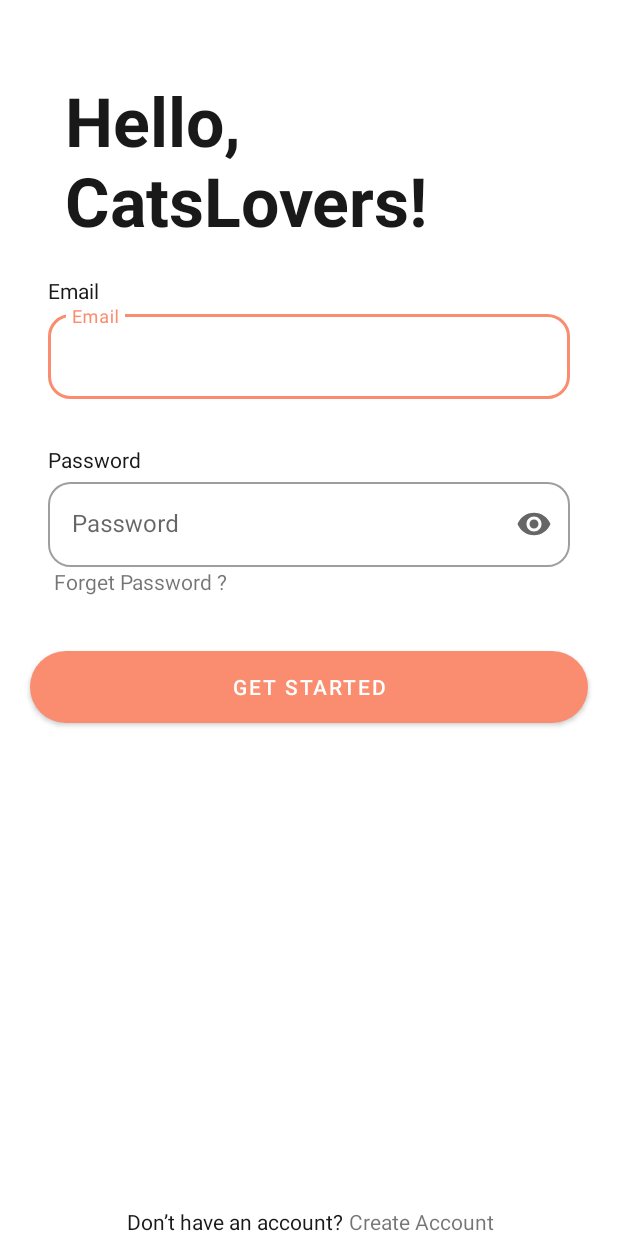
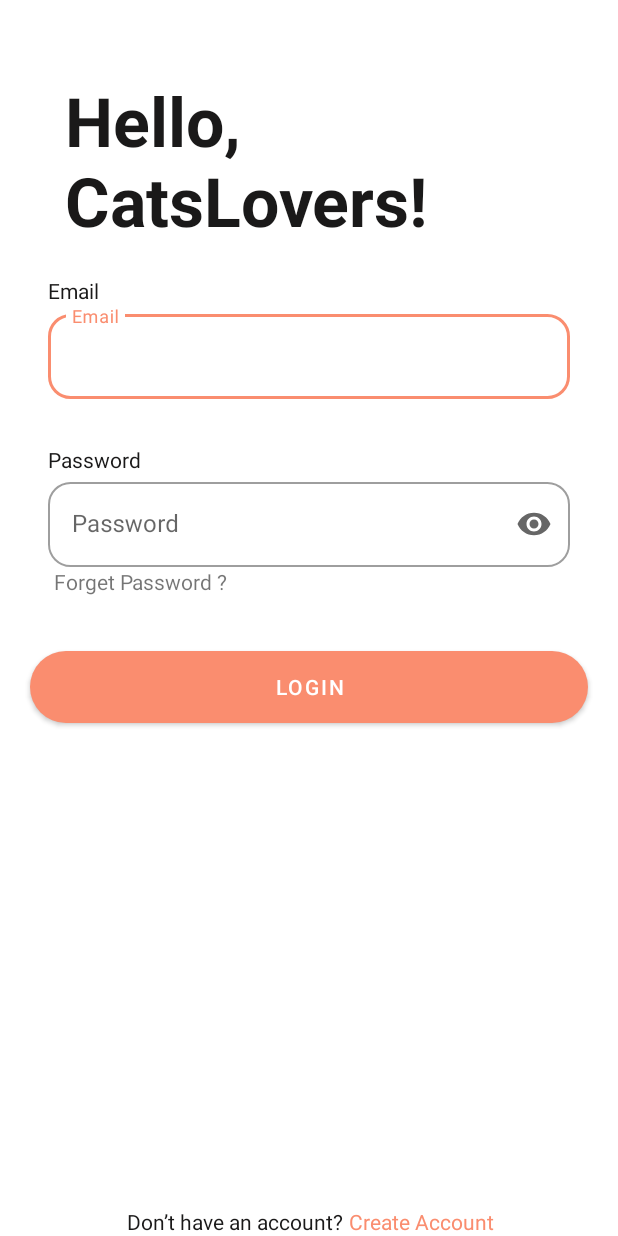
Before and after one commit to pangestu13/Capstone-project-MeowFinder, an Android app: the layout activity_login.xml on its own in the app's theme, with its tools: preview values and no code run, on a phone screen of 412 x 824 dp. Run offline under Robolectric (Android 15) with nearby library versions, the phone set to English and light mode, and no system bars.

Commit message:
first commit

```diff
--- a/app/src/main/java/com/Capstone/capstoneproject/ui/menu/AdoptPersianActivity.kt
+++ b/app/src/main/java/com/Capstone/capstoneproject/ui/menu/AdoptPersianActivity.kt
@@ -22,6 +22,6 @@ class AdoptPersianActivity : AppCompatActivity() {
         binding.btnAdoptus.setOnClickListener { adoptus() }
     }
     private fun adoptus() {
-        Toast.makeText(this, "This feature is not yet available", Toast.LENGTH_SHORT).show()
+        Toast.makeText(this, "Fitur ini belum tersedia", Toast.LENGTH_SHORT).show()
     }
 }
--- a/app/src/main/res/layout/activity_login.xml
+++ b/app/src/main/res/layout/activity_login.xml
@@ -132,6 +132,7 @@
         android:layout_marginLeft="150dp"
         android:text="@string/buatakun"
         android:gravity="center"
+        android:textColor="@color/primer"
         app:layout_constraintBottom_toBottomOf="parent" />
 
 </androidx.constraintlayout.widget.ConstraintLayout>
--- a/app/src/main/res/values/strings.xml
+++ b/app/src/main/res/values/strings.xml
@@ -32,7 +32,7 @@
     <string name="login">Hello, CatsLovers!</string>
     <string name="imail">Email</string>
     <string name="password">Password</string>
-    <string name="logined">Get Started</string>
+    <string name="logined">Login</string>
     <string name="lupapw">Forget Password ?</string>
     <string name="tidakpunyaakun">Don’t have an account? </string>
     <string name="buatakun">Create Account</string>
```
